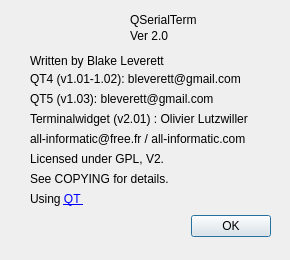
Qt form about.ui (bleverett/qst) before a commit.
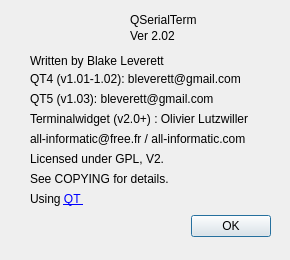
The same form after that commit. Icons and pictures are not drawn.

What changed in the file:
```diff
--- a/about.ui
+++ b/about.ui
@@ -172,7 +172,7 @@
     </rect>
    </property>
    <property name="text">
-    <string>Ver 2.0</string>
+    <string>Ver 2.02</string>
    </property>
   </widget>
   <widget class="QLabel" name="label_10">
@@ -185,7 +185,7 @@
     </rect>
    </property>
    <property name="text">
-    <string>Terminalwidget (v2.01) : Olivier Lutzwiller</string>
+    <string>Terminalwidget (v2.0+) : Olivier Lutzwiller</string>
    </property>
   </widget>
   <widget class="QLabel" name="label_11">
```
